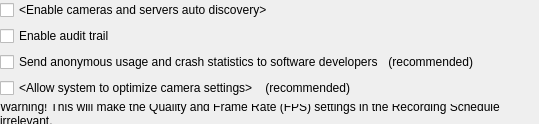
Qt form client/nx_client_desktop/src/ui/widgets/system_settings/system_settings_widget.ui (networkoptix/nx_open) before a commit.
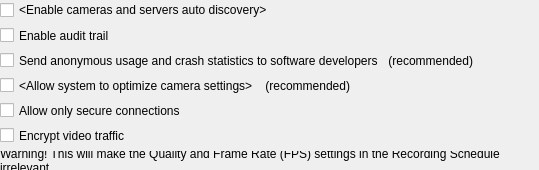
The same form after that commit. Custom widgets are drawn as their Qt base class.

Commit message:
VMS-9061: Implemented UI controls for "Force traffic encryption" settings
<==== Mercurial data ====>
Branch: vms

```diff
--- a/client/nx_client_desktop/src/ui/widgets/system_settings/system_settings_widget.ui
+++ b/client/nx_client_desktop/src/ui/widgets/system_settings/system_settings_widget.ui
@@ -151,6 +151,60 @@
      </item>
     </layout>
    </item>
+   <item>
+    <layout class="QHBoxLayout" name="horizontalLayout_4">
+     <property name="spacing">
+      <number>4</number>
+     </property>
+     <item>
+      <widget class="QCheckBox" name="forceTrafficEncryptionCheckBox">
+       <property name="text">
+        <string>Allow only secure connections</string>
+       </property>
+      </widget>
+     </item>
+     <item>
+      <spacer name="horizontalSpacer_4">
+       <property name="orientation">
+        <enum>Qt::Horizontal</enum>
+       </property>
+       <property name="sizeHint" stdset="0">
+        <size>
+         <width>40</width>
+         <height>20</height>
+        </size>
+       </property>
+      </spacer>
+     </item>
+    </layout>
+   </item>
+   <item>
+    <layout class="QHBoxLayout" name="horizontalLayout_5">
+     <property name="spacing">
+      <number>4</number>
+     </property>
+     <item>
+      <widget class="QCheckBox" name="forceVideoTrafficEncryptionCheckBox">
+       <property name="text">
+        <string>Encrypt video traffic</string>
+       </property>
+      </widget>
+     </item>
+     <item>
+      <spacer name="horizontalSpacer_5">
+       <property name="orientation">
+        <enum>Qt::Horizontal</enum>
+       </property>
+       <property name="sizeHint" stdset="0">
+        <size>
+         <width>40</width>
+         <height>20</height>
+        </size>
+       </property>
+      </spacer>
+     </item>
+    </layout>
+   </item>
    <item>
     <widget class="QLabel" name="settingsWarningLabel">
      <property name="text">
```
The commit also changes 8 other files.
